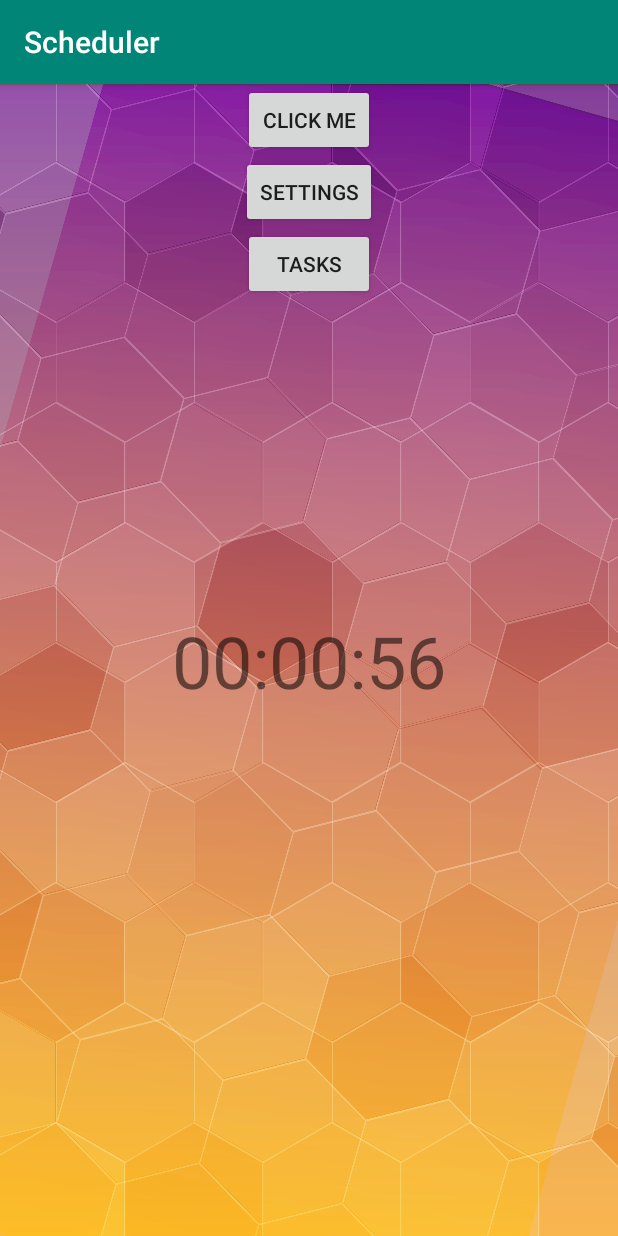
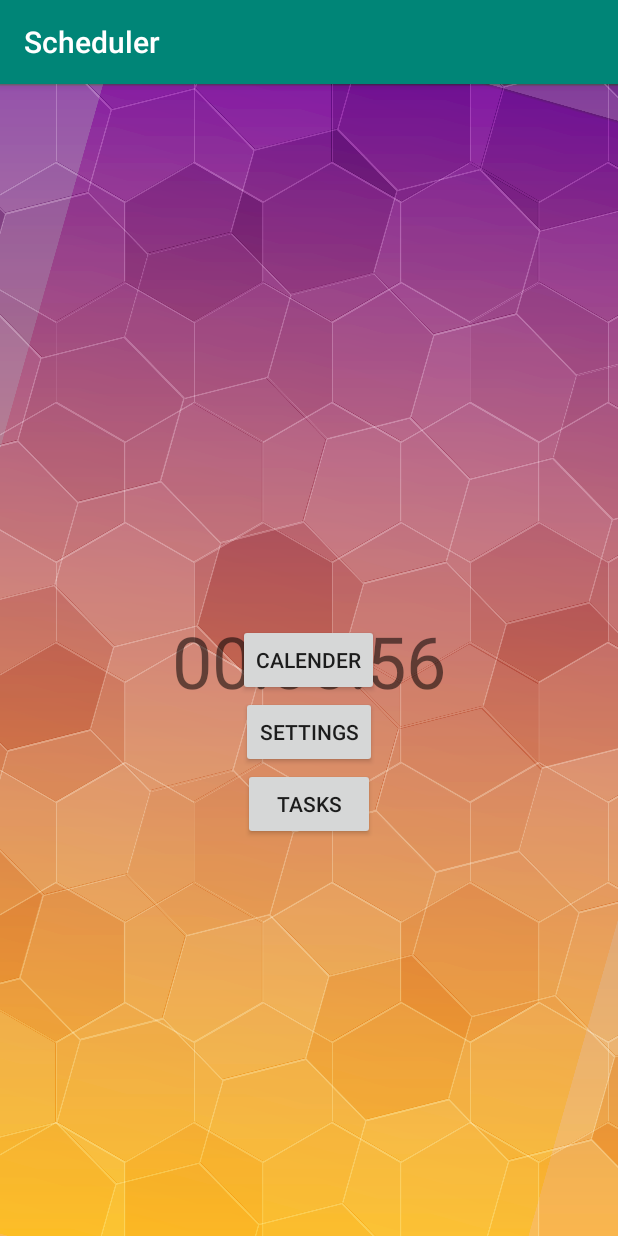
Before and after one commit to haydnkeung/Scheduler, an Android app: the screen it shows after launch (MainActivity), on a phone screen of 412 x 824 dp. Run offline under Robolectric (Android 15) with nearby library versions, the phone set to English and light mode, and no system bars.

```diff
--- a/app/src/main/java/io/github/haydnkeung/scheduler/Calender.java
+++ b/app/src/main/java/io/github/haydnkeung/scheduler/Calender.java
@@ -20,7 +20,7 @@ public class Calender extends AppCompatActivity {
     protected void onCreate(Bundle savedInstanceState) {
         super.onCreate(savedInstanceState);
         setContentView(R.layout.activity_calender);
-        rootView=findViewById(R.id.calenderLayout);
+        rootView = findViewById(R.id.calenderLayout);
 
         ArrayList<String> list = new ArrayList<>();
         for(int i = 0; i < 9;i++){
--- a/app/src/main/java/io/github/haydnkeung/scheduler/MainActivity.java
+++ b/app/src/main/java/io/github/haydnkeung/scheduler/MainActivity.java
@@ -56,7 +56,7 @@ public class MainActivity extends AppCompatActivity {
 
     private void startTimer(){
         //Timer
-        timerView=findViewById(R.id.countDown);
+        timerView = findViewById(R.id.countDown);
         timer = new CountDownTimer(timeInMilisec,1000) {
             @Override
             public void onTick(long millisUntilFinished) {
--- a/app/src/main/res/layout/activity_main.xml
+++ b/app/src/main/res/layout/activity_main.xml
@@ -29,12 +29,17 @@
         android:orientation="vertical"
         >
 
+        <Space
+            android:layout_width="wrap_content"
+            android:layout_height="wrap_content"
+            android:layout_margin="180dp"/>
+
         <Button
             android:id="@+id/startButton"
             android:layout_width="wrap_content"
             android:layout_height="wrap_content"
             android:layout_gravity="center_horizontal"
-            android:text="Click Me"
+            android:text="Calender"
             />
 
         <Button
```
Also changed, not shown: app/src/main/AndroidManifest.xml (+2 -6 lines), app/src/main/java/io/github/haydnkeung/scheduler/TaskDetails.java (added, +13 -0 lines), app/src/main/java/io/github/haydnkeung/scheduler/Tasks.java (+17 -1 lines), app/src/main/res/layout/activity_task_details.xml (added, +25 -0 lines), app/src/main/res/drawable/avatar_mini.png (added).
